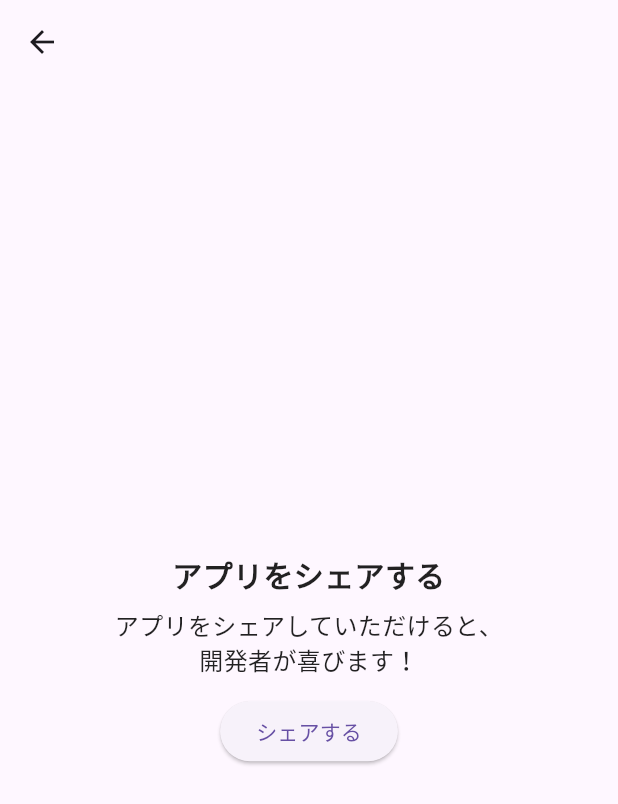
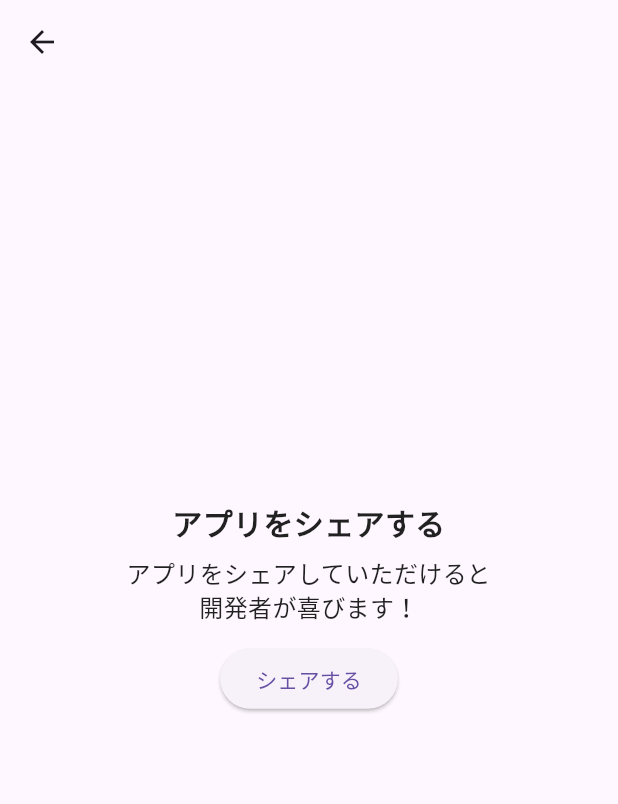
Before and after one commit to mnengineer/crazy_sound, a Flutter app: the ShareScreen screen opened directly, on a phone screen of 412 x 824 dp. Shown: the top 804 px of the screen. Run offline on Flutter 3.47's test engine with Material 2 defaults, Android fonts, the phone set to English and light mode, and no system bars; our stand-ins replace audioplayers, google_fonts, in_app_review, share_plus.

Commit message:
feat: 文言及び余白の微調整

```diff
--- a/lib/screens/drawer/about.dart
+++ b/lib/screens/drawer/about.dart
@@ -13,6 +13,7 @@ class AboutScreen extends StatelessWidget {
       body: Center(
         child: Container(
           padding: const EdgeInsets.symmetric(horizontal: 20),
+          margin: const EdgeInsets.only(bottom: 70),
           child: Column(
             mainAxisAlignment: MainAxisAlignment.center,
             children: const [
--- a/lib/screens/drawer/review.dart
+++ b/lib/screens/drawer/review.dart
@@ -16,6 +16,7 @@ class ReviewScreen extends StatelessWidget {
       body: Center(
         child: Container(
           padding: const EdgeInsets.symmetric(horizontal: 20),
+          margin: const EdgeInsets.only(bottom: 70),
           child: Column(
             mainAxisAlignment: MainAxisAlignment.center,
             children: [
--- a/lib/screens/drawer/share.dart
+++ b/lib/screens/drawer/share.dart
@@ -16,6 +16,7 @@ class ShareScreen extends StatelessWidget {
       body: Center(
         child: Container(
           padding: const EdgeInsets.symmetric(horizontal: 20),
+          margin: const EdgeInsets.only(bottom: 70),
           child: Column(
             mainAxisAlignment: MainAxisAlignment.center,
             children: [
@@ -29,7 +30,7 @@ class ShareScreen extends StatelessWidget {
               ),
               const SizedBox(height: 8),
               const Text(
-                'アプリをシェアしていただけると、\n開発者が喜びます！',
+                'アプリをシェアしていただけると\n開発者が喜びます！',
                 style: TextStyle(
                   fontSize: 16,
                 ),
```
